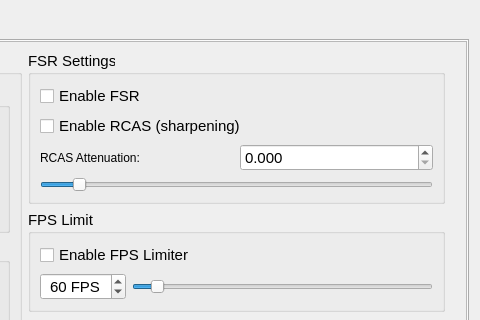
First picture: the form in src/qt_gui/game_specific_dialog.ui, repository diegolix29/shadPS4, before the edit; both pictures show x 638 to 1118 and y 0 to 320 of the 1118 by 750 pixel window.
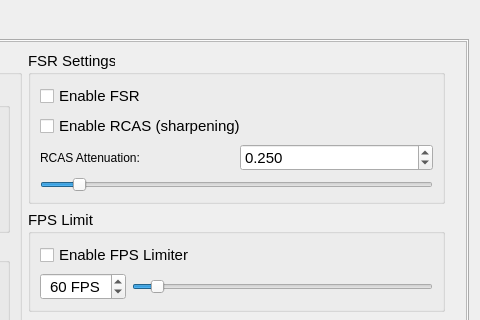
Second picture: the form after the edit. Icons and pictures are not drawn.

Commit message: UI fixes # 3 and new pause menu window

The edit to the form file:
```diff
--- a/src/qt_gui/game_specific_dialog.ui
+++ b/src/qt_gui/game_specific_dialog.ui
@@ -384,13 +384,16 @@
                <number>3</number>
               </property>
               <property name="minimum">
-               <double>0.000000000000000</double>
+   <double>0.000</double>
               </property>
               <property name="maximum">
-               <double>3.000000000000000</double>
+   <double>3.000</double>
               </property>
               <property name="singleStep">
-               <double>0.001000000000000</double>
+   <double>0.001</double>
+  </property>
+  <property name="value">
+   <double>0.250</double>
               </property>
              </widget>
             </item>
```
Left out of the diff: 5 changed lines with no effect on the pictures. Lines whose indentation alone changed are shown as unchanged. The commit also changes 7 other files.
